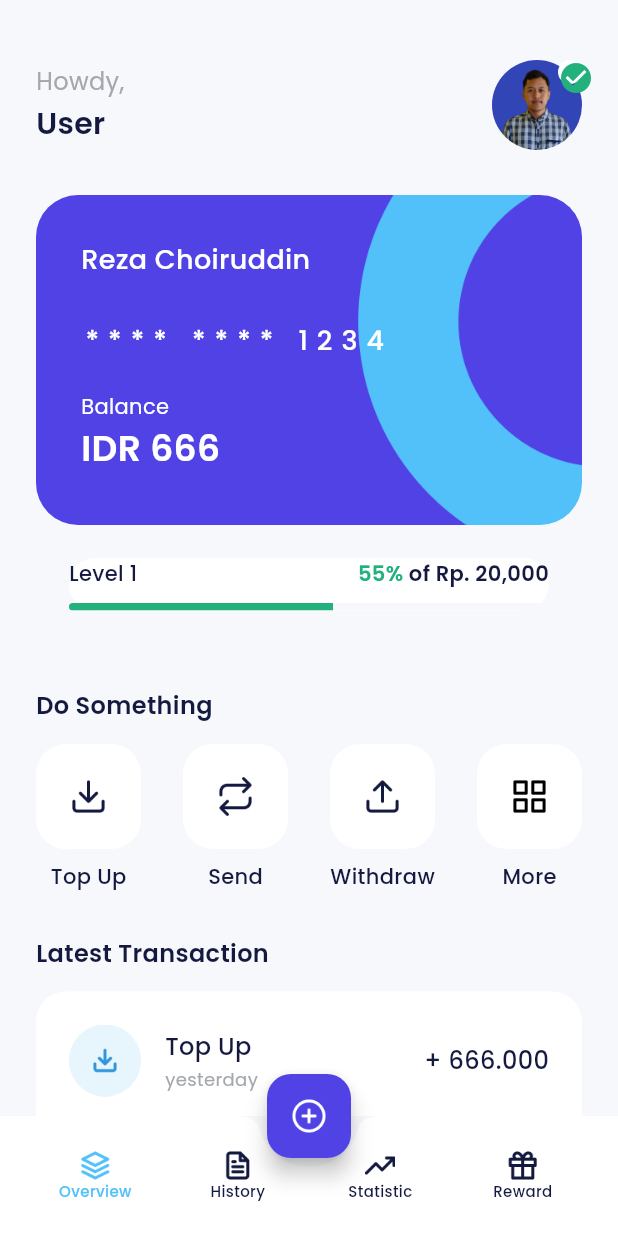
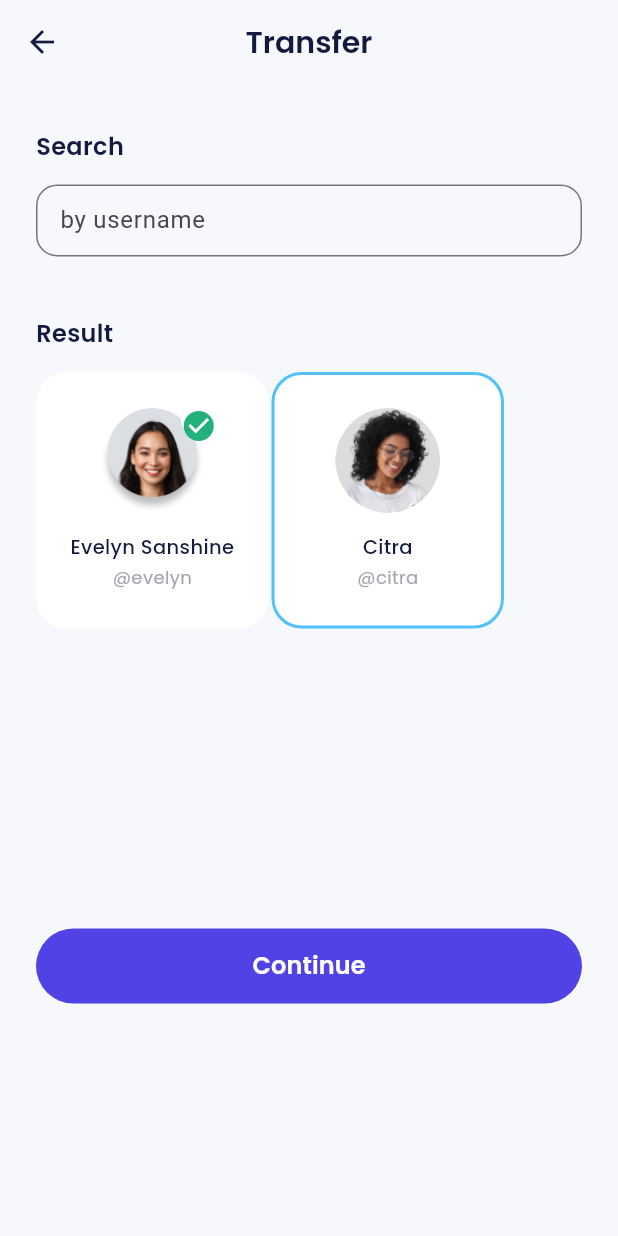
Before and after one commit to afrizzal/payments, a Flutter app: the HomePage screen opened by its route, after a tap on "Send", on a phone screen of 412 x 824 dp. Run offline on Flutter 3.47's test engine with Material 3 defaults, Android fonts, the phone set to English and light mode, and no system bars; our stand-ins replace carousel_slider, google_fonts.

Commit message:
add transfer_page

```diff
--- a/lib/main.dart
+++ b/lib/main.dart
@@ -16,6 +16,7 @@
 import 'package:flutter_payments/ui/pages/topup_amount_page.dart';
 import 'package:flutter_payments/ui/pages/topup_page.dart';
 import 'package:flutter_payments/ui/pages/topup_success.dart';
+import 'package:flutter_payments/ui/pages/transfer_page.dart';
 
 void main() => runApp(const MyApp());
 
@@ -58,6 +59,7 @@
         '/topup':(context) => const TopUpPage(),
         '/topup-amount':(context) => const TopupAmountPage(),
         '/topup-success':(context) => const TopupSuccessPage(),
+        '/transfer':(context) => const TransferPage(),
       },
     );
   }
--- a/lib/ui/pages/home_page.dart
+++ b/lib/ui/pages/home_page.dart
@@ -295,7 +295,9 @@
                   HomeServiceItem(
                   iconUrl: 'assets/ic_send.png',
                   title: 'Send',
-                  onTap: (){},
+                  onTap: (){
+                    Navigator.pushNamed(context, '/transfer');
+                  },
                   ),
                   HomeServiceItem(
                   iconUrl: 'assets/ic_wd.png',
--- /dev/null
+++ b/lib/ui/pages/transfer_page.dart
@@ -0,0 +1,137 @@
+import 'package:flutter/material.dart';
+import 'package:flutter_payments/shared/theme.dart';
+import 'package:flutter_payments/ui/widgets/buttons.dart';
+import 'package:flutter_payments/ui/widgets/forms.dart';
+import 'package:flutter_payments/ui/widgets/transfer_recent_user_item.dart';
+import 'package:flutter_payments/ui/widgets/transfer_result_user_item.dart';
+
+class TransferPage extends StatelessWidget {
+  const TransferPage({super.key});
+
+  @override
+  Widget build(BuildContext context) {
+    return Scaffold(
+      appBar: AppBar(
+        title: const Text(
+          'Transfer'
+        ),
+      ),
+      body: ListView(
+        padding: const EdgeInsets.symmetric(
+          horizontal: 24,
+        ),
+        children: [
+          const SizedBox(
+            height: 30,
+          ),
+          Text(
+            'Search',
+            style: blackTextStyle.copyWith(
+              fontSize: 16,
+              fontWeight: semiBold,
+            ),
+          ),
+          const SizedBox(
+            height: 14,
+          ),
+          const CustomFormField(
+            title: 'by username',
+            isShowTitle: false,
+            ),
+            // buildRecentUsers(),
+            buildResult(),
+            const SizedBox(
+              height: 200,
+            ),
+            CustomFilledButton(
+              title: 'Continue',
+              onPressed: (){}
+              ),
+              const SizedBox(
+                height: 20,
+              ),
+        ],
+      ),
+    );
+  }
+
+  Widget buildRecentUsers(){
+    return Container(
+      margin: const EdgeInsets.only(
+        top: 40,
+      ),
+      child: Column(
+        crossAxisAlignment: CrossAxisAlignment.start,
+        children: [
+          Text(
+            'Recent Users',
+            style: blackTextStyle.copyWith(
+              fontSize: 16,
+              fontWeight: semiBold,
+            ),
+          ),
+          const SizedBox(
+            height: 14,
+          ),
+          const TransferRecentUserItem(
+          imageUrl: 'assets/img_friend1.png',
+          name: 'Evelyn Sanshine',
+          username: 'evelyn',
+          isVerified: true,
+          ),
+          const TransferRecentUserItem(
+          imageUrl: 'assets/img_friend2.png',
+          name: 'Galih',
+          username: 'galih',
+          ),
+          const TransferRecentUserItem(
+          imageUrl: 'assets/img_friend3.png',
+          name: 'Maulidiyanto',
+          username: 'didit',
+          ),
+        ],
+      ),
+    );
+  }
+
+  Widget buildResult(){
+    return Container(
+      margin: const EdgeInsets.only(
+        top: 40,
+      ),
+      child: Column(
+        crossAxisAlignment: CrossAxisAlignment.start,
+        children: [
+          Text(
+            'Result',
+            style: blackTextStyle.copyWith(
+              fontSize: 16,
+              fontWeight: semiBold,
+            ),
+          ),
+          const SizedBox(
+            height: 14,
+          ),
+          const Wrap(
+            spacing: 2,
+            runSpacing: 2,
+            children: [
+          TransferResultUserItem(
+          imageUrl: 'assets/img_friend1.png',
+          name: 'Evelyn Sanshine',
+          username: 'evelyn',
+          isVerified: true,
+          ),
+          TransferResultUserItem(
+          imageUrl: 'assets/img_friend2.png',
+          name: 'Citra',
+          username: 'citra',
+          isSelected: true,
+          ),
+        ],
+      ),
+        ],
+      ),
+    );
+  }
+}
--- a/lib/ui/widgets/forms.dart
+++ b/lib/ui/widgets/forms.dart
@@ -6,12 +6,14 @@
   final String title;
   final bool obscureText;
   final TextEditingController? controller;
+  final bool isShowTitle;
 
   const CustomFormField({
     Key? key,
     required this. title,
     this.obscureText = false,
     this.controller,
+    this.isShowTitle =true,
   }) : super(key: key);
 
   @override
@@ -19,12 +21,13 @@
     return Column(
                   crossAxisAlignment: CrossAxisAlignment.start,
                   children: [
-                    Text(
+                    if (isShowTitle) Text(
                       title,
                       style: blackTextStyle.copyWith(
                         fontWeight: medium,
                       ),
                     ),
+                    if (isShowTitle)
                     const SizedBox(
                       height: 8,
                     ),
@@ -32,6 +35,7 @@
                       obscureText: true,
                       controller: controller,
                       decoration: InputDecoration(
+                        hintText: !isShowTitle ? title : null,
                         border: OutlineInputBorder(
                           borderRadius: BorderRadius.circular(14),
                           ),
--- /dev/null
+++ b/lib/ui/widgets/transfer_result_user_item.dart
@@ -0,0 +1,88 @@
+import 'package:flutter/material.dart';
+import 'package:flutter_payments/shared/theme.dart';
+
+class TransferResultUserItem extends StatelessWidget {
+  final String imageUrl;
+  final String name;
+  final String username;
+  final bool isVerified;
+  final bool isSelected;
+
+  const TransferResultUserItem({super.key,
+  required this.imageUrl,
+  required this.name,
+  required this.username,
+  this.isVerified = false,
+  this.isSelected = false,
+  });
+
+  @override
+  Widget build(BuildContext context) {
+    return Container(
+      width: 155,
+      height: 171,
+      padding: const EdgeInsets.symmetric(
+        horizontal: 14,
+        vertical: 22,
+      ),
+      decoration: BoxDecoration(
+        color: whiteColor,
+        borderRadius: BorderRadius.circular(20),
+        border: Border.all(
+          color: isSelected ? blueColor : whiteColor,
+          width: 2,
+        ),
+      ),
+      child: Column(
+        children: [
+           Container(
+              width: 70,
+              height: 70,
+              decoration: BoxDecoration(
+                shape: BoxShape.circle,
+                image: DecorationImage(
+                  image:AssetImage(
+                    imageUrl,
+                  ),
+                ),
+              ),
+              child: isVerified? Align(
+                alignment: Alignment.topRight,
+                child: Container(
+                  width: 16,
+                  height: 16,
+                  decoration: BoxDecoration(
+                    shape: BoxShape.circle,
+                    color: whiteColor,
+                  ),
+                  child: Icon(
+                  Icons.check_circle,
+                  color: greenColor,
+                              ),
+                ),
+              ) : null
+           ),
+           const SizedBox(
+            height: 13,
+           ),
+           Text(
+            name,
+            style: blackTextStyle.copyWith(
+              fontSize: 13,
+              fontWeight: medium,
+            ),
+           ),
+           const SizedBox(
+            height: 2,
+           ),
+           Text(
+            '@$username',
+            style: greyTextStyle.copyWith(
+              fontSize: 12,
+            ),
+           )
+        ],
+      ),
+    );
+  }
+}
```
Also changed, not shown: lib/ui/widgets/transfer_recent_user_item.dart (added, +89 -0 lines).
